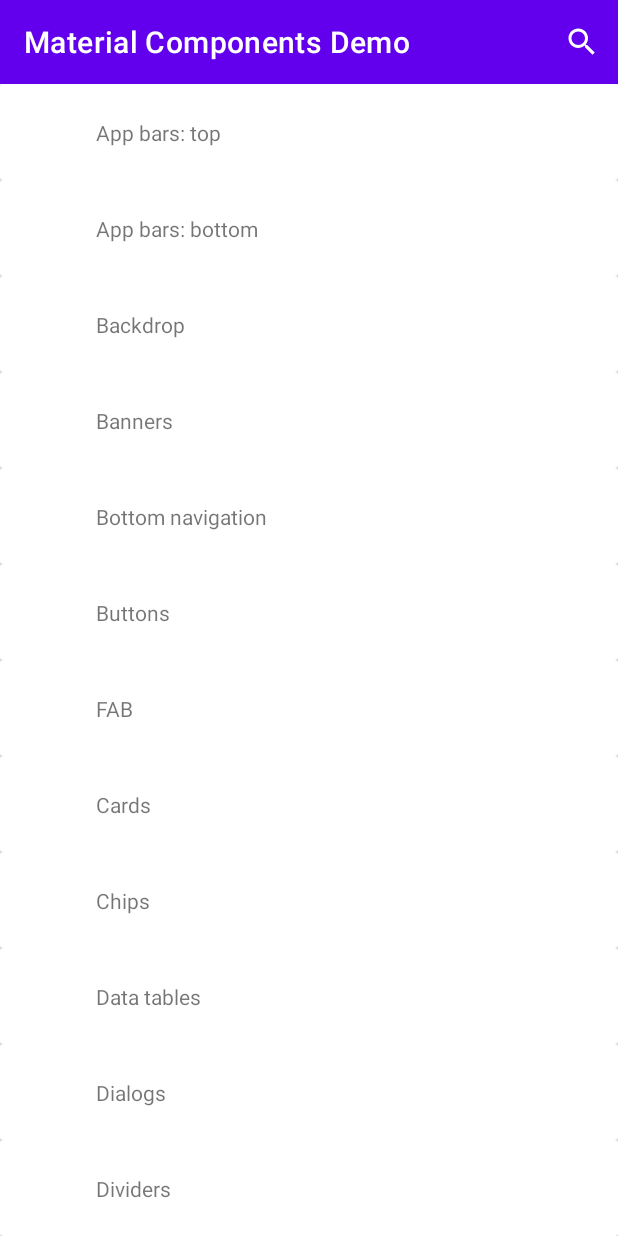
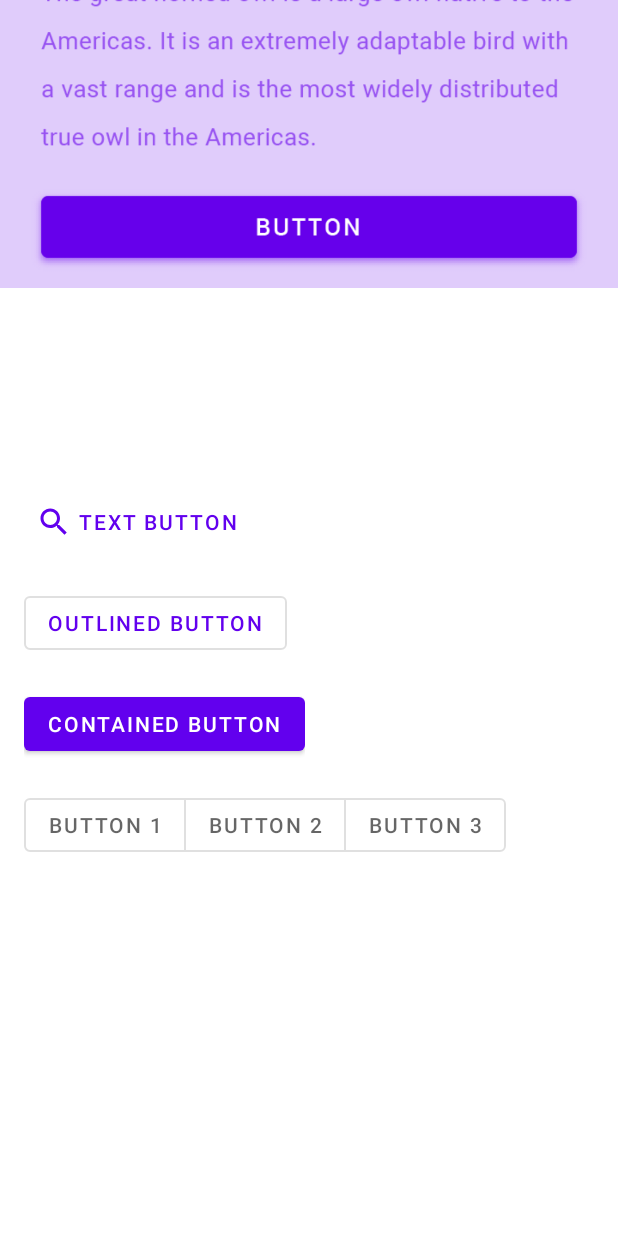
Before and after one commit to Xerox-Parc/material-components-demo, an Android app: the screen it shows after launch (ComponentSearchActivity before the commit, ButtonActivity after it), after a tap on "Buttons", on a phone screen of 412 x 824 dp. Run offline under Robolectric (Android 15) with nearby library versions, the phone set to English and light mode, and no system bars; 1 statement that could not run was skipped.

Commit message:
Implement #11
-This issue defines a very advanced base of the button interface
-All the strings of the most important topics with their details have been imported
-All types of buttons have been imported without their real operation

```diff
--- a/app/src/main/AndroidManifest.xml
+++ b/app/src/main/AndroidManifest.xml
@@ -1,6 +1,5 @@
 <?xml version="1.0" encoding="utf-8"?>
-<manifest
-    xmlns:android="http://schemas.android.com/apk/res/android"
+<manifest xmlns:android="http://schemas.android.com/apk/res/android"
     package="com.xeroxparc.materialcomponentsdemo">
 
     <application
@@ -10,6 +9,7 @@
         android:roundIcon="@mipmap/ic_launcher_round"
         android:supportsRtl="true"
         android:theme="@style/AppTheme">
+        <activity android:name=".ui.component.button.ButtonActivity"></activity>
         <activity android:name=".ui.component.textfield.TextFieldActivity" />
         <activity android:name=".ui.search.ComponentSearchActivity">
             <intent-filter>
--- /dev/null
+++ b/app/src/main/java/com/xeroxparc/materialcomponentsdemo/ui/component/button/ButtonActivity.java
@@ -0,0 +1,57 @@
+package com.xeroxparc.materialcomponentsdemo.ui.component.button;
+
+import androidx.appcompat.app.AppCompatActivity;
+
+import android.app.Activity;
+import android.os.Bundle;
+import android.view.View;
+import android.widget.Toast;
+
+import com.xeroxparc.materialcomponentsdemo.R;
+import com.xeroxparc.materialcomponentsdemo.databinding.ActivityButtonBinding;
+import static com.xeroxparc.materialcomponentsdemo.utils.Utils.inflateSpanTextViewContent;
+
+public class ButtonActivity extends AppCompatActivity {
+
+    @Override
+
+    protected void onCreate(Bundle savedInstanceState) {
+
+        super.onCreate(savedInstanceState);
+        Holder holder = new Holder(this);
+        setContentView(holder.getRoot());
+    }
+    class Holder implements View.OnClickListener {
+        private ActivityButtonBinding binding;
+
+        Holder(Activity activity) {
+            binding = ActivityButtonBinding.inflate(getLayoutInflater());
+            binding.appBarContainer.toolbar.setTitle(R.string.button_title);
+            binding.appBarContainer.imageViewBanner.setImageResource(R.drawable.banner_button);
+            inflateSpanTextViewContent(binding, activity);
+            //TODO
+            binding.textButton.setOnClickListener(this);
+            binding.containedButton.setOnClickListener(this);
+            binding.outlinedButton.setOnClickListener(this);
+        }
+
+        View getRoot() {
+            return binding.getRoot();
+        }
+
+
+        @Override
+        public void onClick(View v) {
+            if (v.getId() == R.id.outlinedButton) {
+                Toast.makeText(getApplicationContext(), "Have press outlined button", Toast.LENGTH_LONG).show();
+            }
+            if (v.getId() == R.id.textButton) {
+                Toast.makeText(getApplicationContext(), "Have press text buttons", Toast.LENGTH_LONG).show();
+            }
+            if (v.getId() == R.id.containedButton) {
+                Toast.makeText(getApplicationContext(), "Have press contained button", Toast.LENGTH_LONG).show();
+            }
+
+        }
+    }
+}
--- /dev/null
+++ b/app/src/main/res/layout/activity_button.xml
@@ -0,0 +1,168 @@
+<?xml version="1.0" encoding="utf-8"?>
+
+<androidx.coordinatorlayout.widget.CoordinatorLayout
+    xmlns:android="http://schemas.android.com/apk/res/android"
+    xmlns:app="http://schemas.android.com/apk/res-auto"
+    xmlns:tools="http://schemas.android.com/tools"
+    android:id="@+id/coordinator"
+    android:layout_width="match_parent"
+    android:layout_height="match_parent"
+    android:fitsSystemWindows="true">
+    <include
+        android:id="@+id/app_bar_container"
+        layout="@layout/app_bar_demo"/>
+    <androidx.core.widget.NestedScrollView
+        android:id="@+id/scroll_view"
+        android:layout_width="match_parent"
+        android:layout_height="wrap_content"
+        android:layout_marginStart="@dimen/margin_medium"
+        android:layout_marginEnd="@dimen/margin_medium"
+        app:layout_behavior="com.google.android.material.appbar.AppBarLayout$ScrollingViewBehavior">
+        <LinearLayout
+            android:layout_width="match_parent"
+            android:layout_height="wrap_content"
+            android:layout_marginTop="@dimen/margin_medium"
+            android:orientation="vertical">
+
+            <TextView
+                android:id="@+id/text_view_span_title"
+                android:layout_width="match_parent"
+                android:layout_height="wrap_content"
+                android:text="Title"
+                tools:ignore="HardcodedText" />
+            <TextView
+                android:id="@+id/text_view_span_usage"
+                android:layout_width="match_parent"
+                android:layout_height="wrap_content"
+                android:text="Usage"
+                tools:ignore="HardcodedText" />
+            <TextView
+                android:id="@+id/text_view_span_anatomy"
+                android:layout_width="match_parent"
+                android:layout_height="wrap_content"
+                android:text="Anatomy"
+                tools:ignore="HardcodedText" />
+            <TextView
+                android:id="@+id/text_view_span_hierarchy"
+                android:layout_width="match_parent"
+                android:layout_height="wrap_content"
+                android:text="Hierarchy"
+                tools:ignore="HardcodedText" />
+            <TextView
+                android:id="@+id/text_view_span_placement"
+                android:layout_width="match_parent"
+                android:layout_height="wrap_content"
+                android:text="Placement"
+                tools:ignore="HardcodedText" />
+
+            <androidx.constraintlayout.widget.ConstraintLayout
+                android:layout_width="wrap_content"
+                android:layout_height="wrap_content">
+                <TextView
+                    android:id="@+id/text_view_span_text_button_usage"
+                    android:layout_width="match_parent"
+                    android:layout_height="wrap_content"
+                    android:text="Text button usage"
+                    tools:ignore="HardcodedText,MissingConstraints" />
+
+                <Button
+                    android:id="@+id/textButton"
+                    style="@style/Widget.MaterialComponents.Button.TextButton.Icon"
+                    android:layout_width="wrap_content"
+                    android:layout_height="wrap_content"
+                    android:text="Text button"
+                    app:icon="@drawable/ic_search_24dp"
+                    app:layout_constraintEnd_toEndOf="parent"
+                    app:layout_constraintStart_toStartOf="parent"
+                    app:layout_constraintTop_toBottomOf="@+id/text_view_span_text_button_usage"
+                    tools:ignore="MissingConstraints" />
+            </androidx.constraintlayout.widget.ConstraintLayout>
+
+            <androidx.constraintlayout.widget.ConstraintLayout
+                android:layout_width="wrap_content"
+                android:layout_height="wrap_content">
+                <TextView
+                    android:id="@+id/text_view_span_outlined_button_usage"
+                    android:layout_width="match_parent"
+                    android:layout_height="wrap_content"
+                    android:text="Outline button usage"
+                    tools:ignore="HardcodedText,MissingConstraints" />
+
+                <Button
+                    android:id="@+id/outlinedButton"
+                    style="?attr/materialButtonOutlinedStyle"
+                    android:layout_width="wrap_content"
+                    android:layout_height="wrap_content"
+                    android:text="Outlined button"
+                    app:layout_constraintEnd_toEndOf="parent"
+                    app:layout_constraintStart_toStartOf="parent"
+                    app:layout_constraintTop_toBottomOf="@+id/text_view_span_outlined_button_usage"
+                    tools:ignore="MissingConstraints" />
+            </androidx.constraintlayout.widget.ConstraintLayout>
+
+            <androidx.constraintlayout.widget.ConstraintLayout
+                android:layout_width="wrap_content"
+                android:layout_height="wrap_content">
+                <TextView
+                    android:id="@+id/text_view_span_contained_button_usage"
+                    android:layout_width="match_parent"
+                    android:layout_height="wrap_content"
+                    android:text="Contained button usage"
+                    tools:ignore="HardcodedText,MissingConstraints" />
+
+                <Button
+                    android:id="@+id/containedButton"
+                    android:layout_width="wrap_content"
+                    android:layout_height="wrap_content"
+                    android:text="Contained button"
+                    app:layout_constraintEnd_toEndOf="parent"
+                    app:layout_constraintStart_toStartOf="parent"
+                    app:layout_constraintTop_toBottomOf="@+id/text_view_span_contained_button_usage"
+                    tools:ignore="MissingConstraints" />
+            </androidx.constraintlayout.widget.ConstraintLayout>
+
+            <androidx.constraintlayout.widget.ConstraintLayout
+                android:layout_width="wrap_content"
+                android:layout_height="wrap_content">
+                <TextView
+                    android:id="@+id/text_view_span_toggle_button_usage"
+                    android:layout_width="match_parent"
+                    android:layout_height="wrap_content"
+                    android:text="Toggle button usage"
+                    tools:ignore="MissingConstraints" />
+
+                <com.google.android.material.button.MaterialButtonToggleGroup
+                    android:id="@+id/toggleButton"
+                    android:layout_width="wrap_content"
+                    android:layout_height="wrap_content"
+                    app:layout_constraintBottom_toBottomOf="parent"
+                    app:layout_constraintEnd_toEndOf="parent"
+                    app:layout_constraintStart_toStartOf="parent"
+                    app:layout_constraintTop_toBottomOf="@+id/text_view_span_toggle_button_usage"
+                    tools:ignore="MissingConstraints">
+
+                    <Button
+                        android:id="@+id/button1"
+                        style="?attr/materialButtonOutlinedStyle"
+                        android:layout_width="wrap_content"
+                        android:layout_height="wrap_content"
+                        android:text="Button 1" />
+
+                    <Button
+                        android:id="@+id/button2"
+                        style="?attr/materialButtonOutlinedStyle"
+                        android:layout_width="wrap_content"
+                        android:layout_height="wrap_content"
+                        android:text="Button 2" />
+
+                    <Button
+                        android:id="@+id/button3"
+                        style="?attr/materialButtonOutlinedStyle"
+                        android:layout_width="wrap_content"
+                        android:layout_height="wrap_content"
+                        android:text="Button 3" />
+                </com.google.android.material.button.MaterialButtonToggleGroup>
+            </androidx.constraintlayout.widget.ConstraintLayout>
+        </LinearLayout>
+    </androidx.core.widget.NestedScrollView>
+</androidx.coordinatorlayout.widget.CoordinatorLayout>
--- a/app/src/main/res/values/strings.xml
+++ b/app/src/main/res/values/strings.xml
@@ -75,4 +75,77 @@
     <string name="text_field_button">Submit</string>
     <string name="text_field_toast">Password suitable</string>
 
+
+    <!--Button strings-->
+    <string name="button_title"><![CDATA[
+            Button
+            ]]>
+         </string>
+    <string name="button_span_title"><![CDATA[
+            <p>
+            <h1>Buttons</h1>
+            </p>
+            <p>Buttons allow users to take actions, and make choices, with a single tap.</p> ]]>
+         </string>
+
+
+    <string name="button_span_usage"><![CDATA[
+            <p>        <h3>Usage</h3>        </p>
+            <p>Buttons communicate actions that users can take. They are typically placed throughout your UI, in places like:
+            <ul>
+                <li>Dialogs
+                <li>Modal windows
+                <li>Forms
+                <li>Cards
+                <li>Toolbars
+            </ul>        .</p>        ]]>
+        </string>
+
+
+    <string name="button_span_anatomy"><![CDATA[
+            <p>        <h3>Anatomy</h3>        </p>
+            <p>Buttons contain one required element and four optional elements.</p>        ]]>
+        </string>
+
+
+    <string name="button_span_hierarchy"><![CDATA[
+            <p>        <h3>Hierarchy</h3>        </p>
+            <p><h5>A single, prominent button</h5></p>
+            <p>A layout should contain a single prominent button that makes it clear that other buttons have less importance in the hierarchy. This high-emphasis button commands the most attention.</p>
+            <p><h5>Other buttons</h5></p>
+            <p>An app can show more than one button in a layout at a time, so a high-emphasis button can be accompanied by medium- and low-emphasis buttons that perform less important actions. When using multiple buttons, ensure the available state of one button doesn’t look like the disabled state of another.</p>]]>
+         </string>
+
+
+    <string name="button_span_placement"><![CDATA[
+            <p>        <h3>Placement</h3>        </p>
+            <p>Multiple button types can be used to express different emphasis levels.</p>    ]]>
+        </string>
+
+
+    <string name="button_span_text_button_usage"><![CDATA[
+            <p>        <h3>Text button usage</h3>        </p>
+            <p>Text buttons are typically used for less-pronounced actions, including those located:
+            <ul>
+               <li> In dialogs
+               <li> In cards
+             </ul>
+             In cards, text buttons help maintain an emphasis on card content.</p>]]>
+        </string>
+
+    <string name="button_span_outlined_button_usage"><![CDATA[
+            <p>        <h3>Outlined button usage</h3>        </p>
+            <p>Outlined buttons are medium-emphasis buttons. They contain actions that are important, but aren’t the primary action in an app.</p>    ]]>
+        </string>
+
+    <string name="button_span_contained_button_usage"><![CDATA[
+            <p>        <h3>Contained button usage</h3>        </p>
+            <p>Contained buttons are high-emphasis, distinguished by their use of elevation and fill. They contain actions that are primary to your app.</p>    ]]>
+        </string>
+
+    <string name="button_span_toggle_button_usage"><![CDATA[
+            <p>        <h3>Toggle button usage</h3>        </p>
+            <p>Toggle buttons can be used to group related options. To emphasize groups of related toggle buttons, a group should share a common container.</p>    ]]>
+        </string>
+
 </resources>
```
